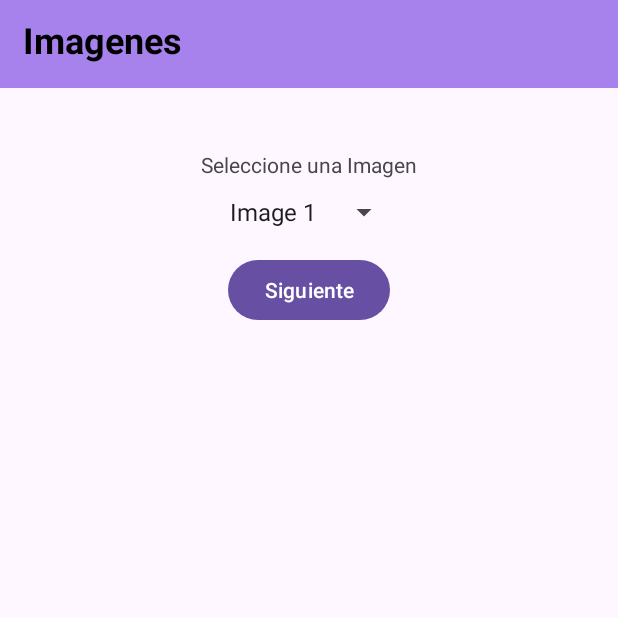
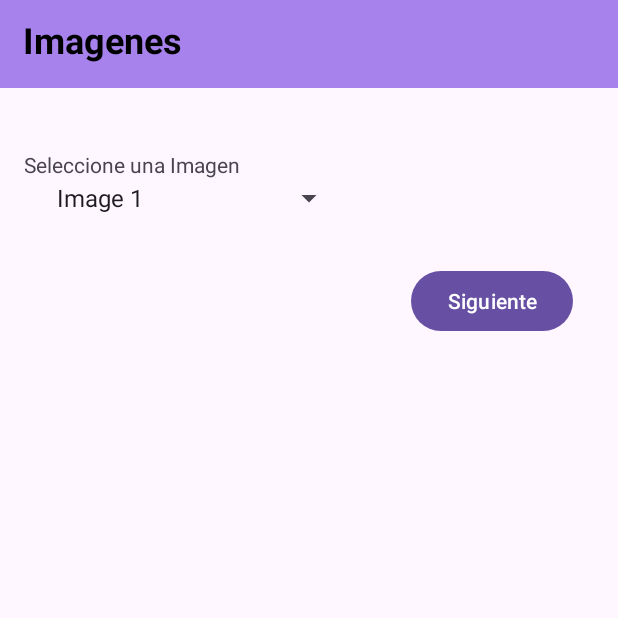
Before and after one commit to AldoVasquez07/PPDM_2024, an Android app: the screen it shows after launch (MainActivity), on a phone screen of 412 x 824 dp, the top half of it. Run offline under Robolectric (Android 15) with nearby library versions, the phone set to English and light mode, and no system bars.

Commit message:
Ajustando vista a la izquierda del Texto y el Spinner, y el botón se ha pasado a la derecha.

```diff
--- a/Unidad_2/Practica_3/Ejercicios_Propuestos/App_Ejercicio_1/app/src/main/res/layout/activity_main.xml
+++ b/Unidad_2/Practica_3/Ejercicios_Propuestos/App_Ejercicio_1/app/src/main/res/layout/activity_main.xml
@@ -30,33 +30,36 @@
         android:layout_width="wrap_content"
         android:layout_height="wrap_content"
         android:text="Seleccione una Imagen"
+        android:layout_marginStart="16dp"
         app:layout_constraintBottom_toTopOf="@+id/imageSpinner"
-        app:layout_constraintEnd_toEndOf="parent"
         app:layout_constraintStart_toStartOf="parent"
         app:layout_constraintTop_toTopOf="parent"
         android:layout_marginTop="100dp"/>
 
+
     <!-- Spinner para seleccionar las imágenes -->
+
     <Spinner
         android:id="@+id/imageSpinner"
-        android:layout_width="wrap_content"
-        android:layout_height="wrap_content"
-        app:layout_constraintTop_toBottomOf="@+id/textView"
+        android:layout_width="200dp"
+        android:layout_height="25dp"
+        android:layout_marginEnd="8dp"
+        app:layout_constraintEnd_toStartOf="@+id/nextButton"
         app:layout_constraintStart_toStartOf="parent"
-        app:layout_constraintEnd_toEndOf="parent"
-        android:layout_marginTop="10dp"
-        />
+        app:layout_constraintTop_toBottomOf="@id/textView" />
+
 
     <!-- Botón para pasar a la siguiente actividad -->
     <Button
         android:id="@+id/nextButton"
         android:layout_width="wrap_content"
         android:layout_height="wrap_content"
+        android:layout_marginStart="5dp"
+        android:layout_marginTop="32dp"
         android:text="Siguiente"
-        app:layout_constraintTop_toBottomOf="@+id/imageSpinner"
-        app:layout_constraintStart_toStartOf="parent"
         app:layout_constraintEnd_toEndOf="parent"
-        android:layout_marginTop="16dp" />
+        app:layout_constraintStart_toEndOf="@+id/imageSpinner"
+        app:layout_constraintTop_toBottomOf="@id/imageSpinner" />
 
 
 </androidx.constraintlayout.widget.ConstraintLayout>
```
